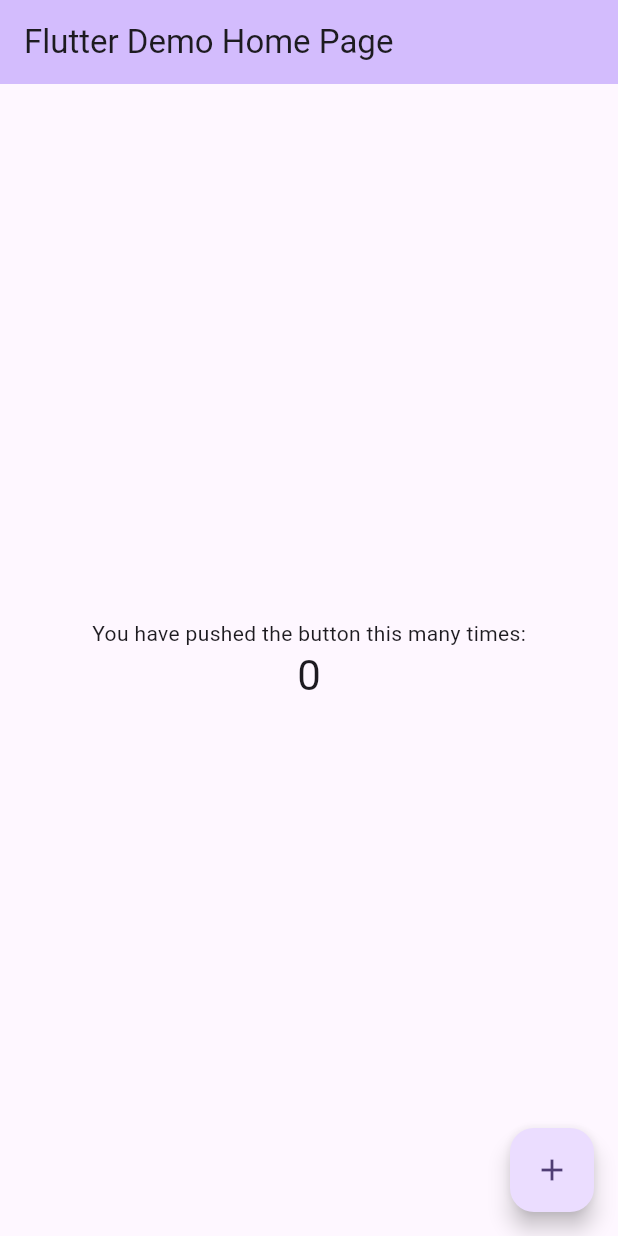
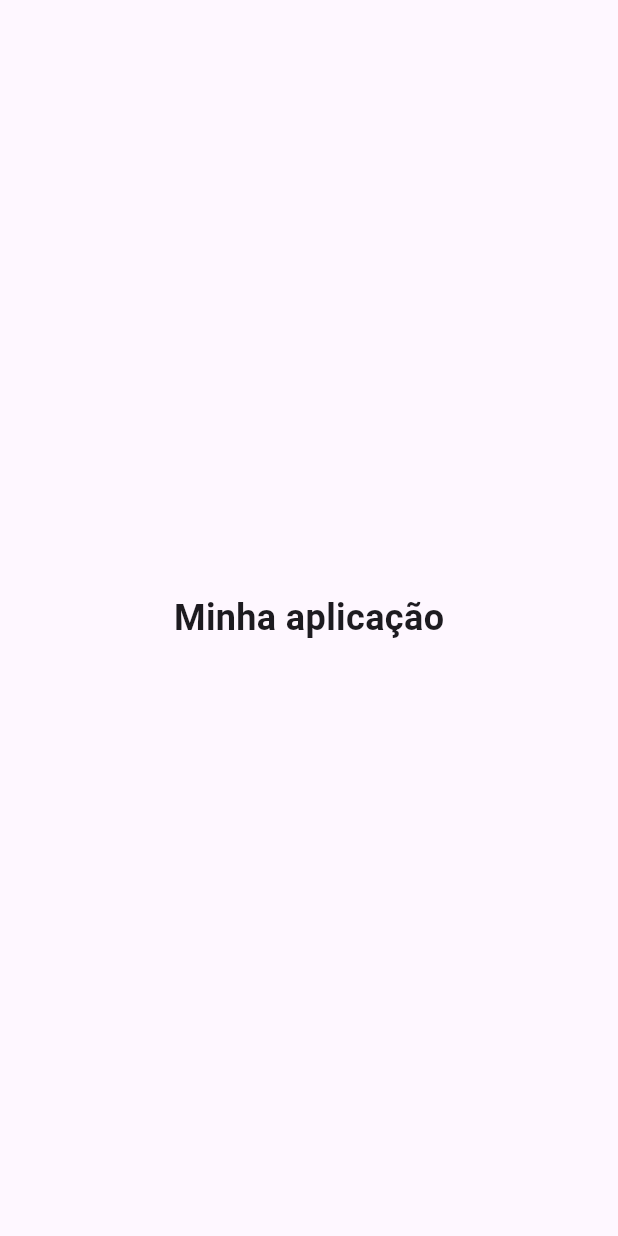
Before and after one commit to Vanessa-Maria2/AppAutenticao, a Flutter app: the screen it shows after launch, on a phone screen of 412 x 824 dp. Run offline on Flutter 3.47's test engine with Material 3 defaults, Android fonts, the phone set to English and light mode, and no system bars.

Commit message:
feat: cria tela de login inicial

```diff
--- /dev/null
+++ b/lib/login_screen.dart
@@ -0,0 +1,25 @@
+import 'package:flutter/material.dart';
+
+class LoginScreen extends StatefulWidget {
+  const LoginScreen({super.key});
+
+  @override
+  State<LoginScreen> createState() => _LoginScreenState();
+}
+
+class _LoginScreenState extends State<LoginScreen> {
+  @override
+  Widget build(BuildContext context) {
+    return const Scaffold(
+      body: Center(
+        child: Text(
+          'Minha aplicação',
+          style: TextStyle(
+            fontSize: 24,
+            fontWeight: FontWeight.bold,
+          ),
+        ),
+      ),
+    );
+  }
+}
--- a/lib/main.dart
+++ b/lib/main.dart
@@ -1,4 +1,6 @@
 import 'package:flutter/material.dart';
+
+import 'login_screen.dart';
 
 void main() {
   runApp(const MyApp());
@@ -7,116 +9,10 @@
 class MyApp extends StatelessWidget {
   const MyApp({super.key});
 
-  // This widget is the root of your application.
   @override
   Widget build(BuildContext context) {
-    return MaterialApp(
-      title: 'Flutter Demo',
-      theme: ThemeData(
-        // This is the theme of your application.
-        //
-        // TRY THIS: Try running your application with "flutter run". You'll see
-        // the application has a purple toolbar. Then, without quitting the app,
-        // try changing the seedColor in the colorScheme below to Colors.green
-        // and then invoke "hot reload" (save your changes or press the "hot
-        // reload" button in a Flutter-supported IDE, or press "r" if you used
-        // the command line to start the app).
-        //
-        // Notice that the counter didn't reset back to zero; the application
-        // state is not lost during the reload. To reset the state, use hot
-        // restart instead.
-        //
-        // This works for code too, not just values: Most code changes can be
-        // tested with just a hot reload.
-        colorScheme: .fromSeed(seedColor: Colors.deepPurple),
-      ),
-      home: const MyHomePage(title: 'Flutter Demo Home Page'),
+    return const MaterialApp(
+      home: LoginScreen(),
     );
   }
 }
-
-class MyHomePage extends StatefulWidget {
-  const MyHomePage({super.key, required this.title});
-
-  // This widget is the home page of your application. It is stateful, meaning
-  // that it has a State object (defined below) that contains fields that affect
-  // how it looks.
-
-  // This class is the configuration for the state. It holds the values (in this
-  // case the title) provided by the parent (in this case the App widget) and
-  // used by the build method of the State. Fields in a Widget subclass are
-  // always marked "final".
-
-  final String title;
-
-  @override
-  State<MyHomePage> createState() => _MyHomePageState();
-}
-
-class _MyHomePageState extends State<MyHomePage> {
-  int _counter = 0;
-
-  void _incrementCounter() {
-    setState(() {
-      // This call to setState tells the Flutter framework that something has
-      // changed in this State, which causes it to rerun the build method below
-      // so that the display can reflect the updated values. If we changed
-      // _counter without calling setState(), then the build method would not be
-      // called again, and so nothing would appear to happen.
-      _counter++;
-    });
-  }
-
-  @override
-  Widget build(BuildContext context) {
-    // This method is rerun every time setState is called, for instance as done
-    // by the _incrementCounter method above.
-    //
-    // The Flutter framework has been optimized to make rerunning build methods
-    // fast, so that you can just rebuild anything that needs updating rather
-    // than having to individually change instances of widgets.
-    return Scaffold(
-      appBar: AppBar(
-        // TRY THIS: Try changing the color here to a specific color (to
-        // Colors.amber, perhaps?) and trigger a hot reload to see the AppBar
-        // change color while the other colors stay the same.
-        backgroundColor: Theme.of(context).colorScheme.inversePrimary,
-        // Here we take the value from the MyHomePage object that was created by
-        // the App.build method, and use it to set our appbar title.
-        title: Text(widget.title),
-      ),
-      body: Center(
-        // Center is a layout widget. It takes a single child and positions it
-        // in the middle of the parent.
-        child: Column(
-          // Column is also a layout widget. It takes a list of children and
-          // arranges them vertically. By default, it sizes itself to fit its
-          // children horizontally, and tries to be as tall as its parent.
-          //
-          // Column has various properties to control how it sizes itself and
-          // how it positions its children. Here we use mainAxisAlignment to
-          // center the children vertically; the main axis here is the vertical
-          // axis because Columns are vertical (the cross axis would be
-          // horizontal).
-          //
-          // TRY THIS: Invoke "debug painting" (choose the "Toggle Debug Paint"
-          // action in the IDE, or press "p" in the console), to see the
-          // wireframe for each widget.
-          mainAxisAlignment: .center,
-          children: [
-            const Text('You have pushed the button this many times:'),
-            Text(
-              '$_counter',
-              style: Theme.of(context).textTheme.headlineMedium,
-            ),
-          ],
-        ),
-      ),
-      floatingActionButton: FloatingActionButton(
-        onPressed: _incrementCounter,
-        tooltip: 'Increment',
-        child: const Icon(Icons.add),
-      ),
-    );
-  }
-}
```
